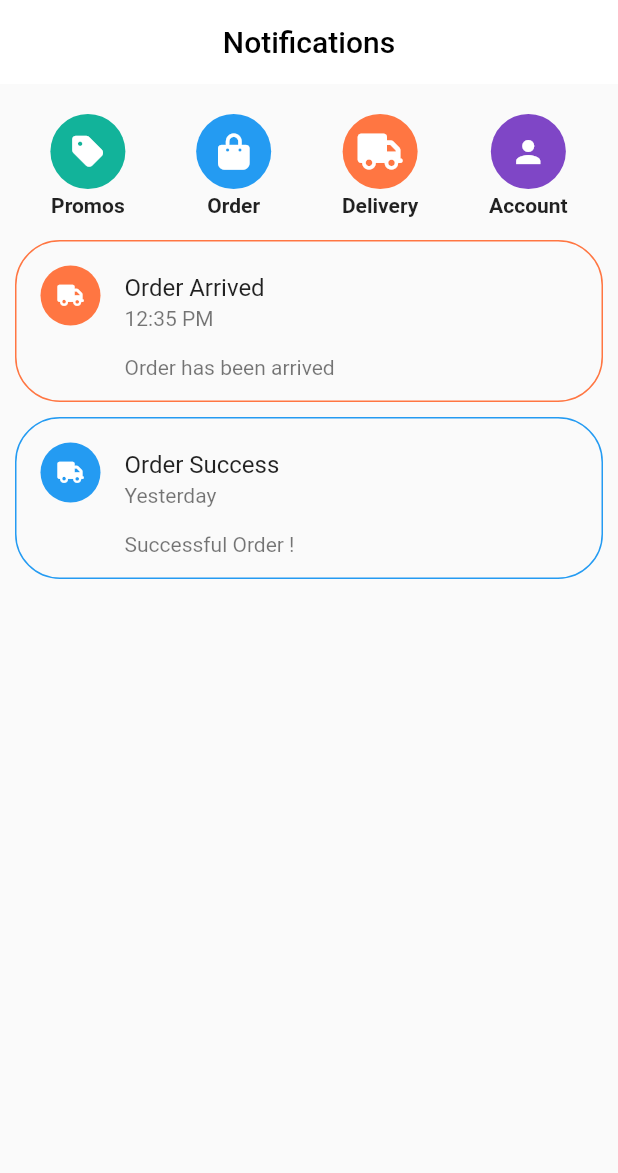
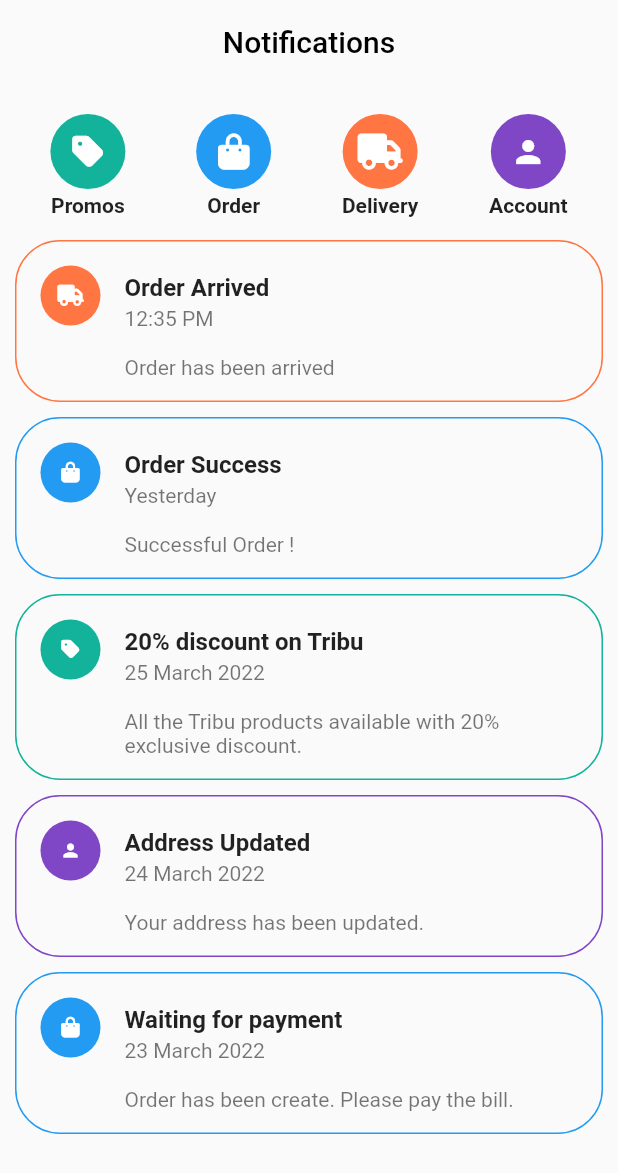
Before and after one commit to famuh/Travel-App, a Flutter app: the screen it shows after launch, on a phone screen of 412 x 824 dp. Shown: the top 1173 px of the screen. Run offline on Flutter 3.47's test engine with Material 2 defaults, Android fonts, the phone set to English and light mode, and no system bars; our stand-ins replace font_awesome_flutter, google_fonts, smooth_page_indicator.

Commit message:
Locature | Notification Done

```diff
--- a/lib/Locature/component.dart
+++ b/lib/Locature/component.dart
@@ -97,6 +97,7 @@ class notificationsCase extends StatelessWidget {
   String? time;
   String? orderID;
   String? caseContent;
+
   //icon
   Color bgColor;
   IconData icon;
@@ -126,7 +127,7 @@ class notificationsCase extends StatelessWidget {
           ),
           title: ListTile(
             contentPadding: EdgeInsets.zero,
-            title: Text(caseTitle),
+            title: Text(caseTitle, style: TextStyle(fontWeight: FontWeight.w600),),
             subtitle: Text(time!),
           ),
           subtitle: Text(
--- a/lib/Locature/notifications_screen.dart
+++ b/lib/Locature/notifications_screen.dart
@@ -14,13 +14,15 @@ class _notificationsScreenState extends State<notificationsScreen> {
   Widget build(BuildContext context) {
     return Scaffold(
       appBar: AppBar(
-        backgroundColor: Colors.white,
+        backgroundColor: Colors.transparent,
         elevation: 0,
-        title: Text('Notifications', style: TextStyle(color: Colors.black),),
+        title: Text(
+          'Notifications',
+          style: TextStyle(color: Colors.black),
+        ),
         centerTitle: true,
       ),
       body: Padding(
-
           padding: EdgeInsets.all(10),
           child: Column(
             children: [
@@ -28,18 +30,61 @@ class _notificationsScreenState extends State<notificationsScreen> {
               Container(
                 padding: EdgeInsets.symmetric(vertical: 10),
                 child: Row(
-                  mainAxisAlignment: MainAxisAlignment.spaceAround,
-                  children: [
-                    iconButtonNotifications(buttonTitle: 'Promos', icon: FontAwesomeIcons.tag, bgColor: Color.fromRGBO(18, 179, 154, 1)),
-                    iconButtonNotifications(buttonTitle: 'Order', icon: FontAwesomeIcons.bagShopping, bgColor: Color.fromRGBO(36, 155, 242, 1)),
-                    iconButtonNotifications(buttonTitle: 'Delivery', icon: FontAwesomeIcons.truck, bgColor: Color.fromRGBO(255, 118, 66, 1)),
-                    iconButtonNotifications(buttonTitle: 'Account', icon: Icons.person, bgColor: Color.fromRGBO(127, 70, 198, 1)),
-                  ]),
+                    mainAxisAlignment: MainAxisAlignment.spaceAround,
+                    children: [
+                      iconButtonNotifications(
+                          buttonTitle: 'Promos',
+                          icon: FontAwesomeIcons.tag,
+                          bgColor: Color.fromRGBO(18, 179, 154, 1)),
+                      iconButtonNotifications(
+                          buttonTitle: 'Order',
+                          icon: FontAwesomeIcons.bagShopping,
+                          bgColor: Color.fromRGBO(36, 155, 242, 1)),
+                      iconButtonNotifications(
+                          buttonTitle: 'Delivery',
+                          icon: FontAwesomeIcons.truck,
+                          bgColor: Color.fromRGBO(255, 118, 66, 1)),
+                      iconButtonNotifications(
+                          buttonTitle: 'Account',
+                          icon: Icons.person,
+                          bgColor: Color.fromRGBO(127, 70, 198, 1)),
+                    ]),
               ),
 
-                //sekmen selanjutnya
-                notificationsCase(bgColor: Color.fromRGBO(255, 118, 66, 1), icon: FontAwesomeIcons.truck,orderID: '111', caseTitle: 'Order Arrived', time: '12:35 PM',caseContent: 'Order has been arrived'),
-                notificationsCase(bgColor: Color.fromRGBO(36, 155, 242, 1), icon: FontAwesomeIcons.truck,orderID: '111', caseTitle: 'Order Success', time: 'Yesterday',caseContent: 'Successful Order !'),
+              //sekmen selanjutnya
+              notificationsCase(
+                  bgColor: Color.fromRGBO(255, 118, 66, 1),
+                  icon: FontAwesomeIcons.truck,
+                  caseTitle: 'Order Arrived',
+                  time: '12:35 PM',
+                  caseContent: 'Order has been arrived'),
+              notificationsCase(
+                  bgColor: Color.fromRGBO(36, 155, 242, 1),
+                  icon: FontAwesomeIcons.bagShopping,
+                  caseTitle: 'Order Success',
+                  time: 'Yesterday',
+                  caseContent: 'Successful Order !'),
+              notificationsCase(
+                  bgColor: Color.fromRGBO(18, 179, 154, 1),
+                  icon: FontAwesomeIcons.tag,
+                  caseTitle: '20% discount on Tribu',
+                  time: '25 March 2022',
+                  caseContent:
+                      'All the Tribu products available with 20% exclusive discount.'),
+              notificationsCase(
+                  bgColor: Color.fromRGBO(127, 70, 198, 1),
+                  icon: Icons.person,
+                  caseTitle: 'Address Updated',
+                  time: '24 March 2022',
+                  caseContent: 'Your address has been updated.'),
+
+              notificationsCase(
+                  bgColor: Color.fromRGBO(36, 155, 242, 1),
+                  icon: FontAwesomeIcons.bagShopping,
+                  orderID: '111',
+                  caseTitle: 'Waiting for payment',
+                  time: '23 March 2022',
+                  caseContent: 'Order has been create. Please pay the bill.'),
             ],
           )),
     );
```
